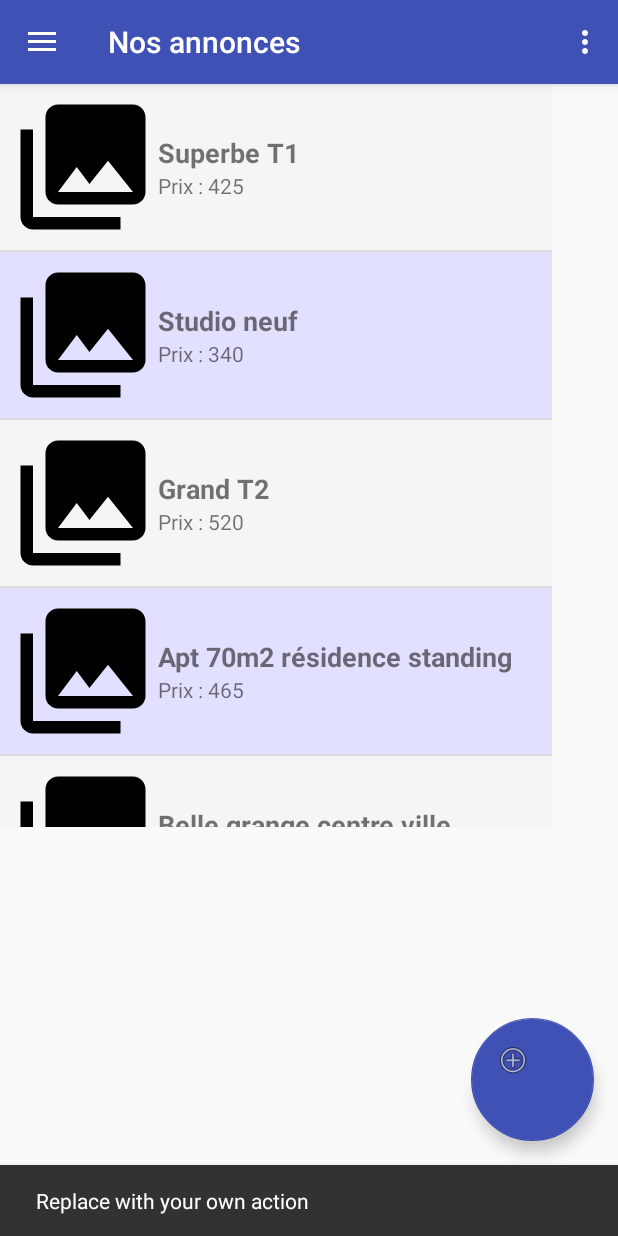
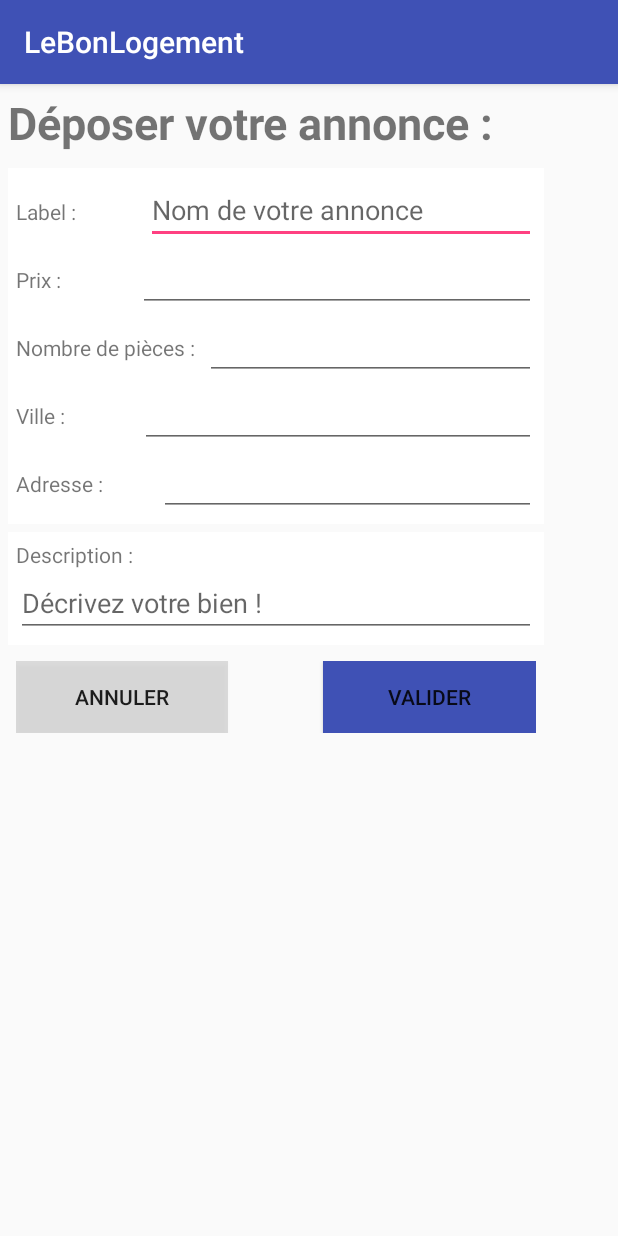
Before and after one commit to BonnefoyC/Projet_if26_android, an Android app: the screen it shows after launch (MainActivity before the commit, DeposerLogement after it), after a tap on an icon or button, on a phone screen of 412 x 824 dp. Run offline under Robolectric (Android 15) with nearby library versions, the phone set to English and light mode, and no system bars.

Commit message:
Déposer Logement.

```diff
--- a/app/src/main/AndroidManifest.xml
+++ b/app/src/main/AndroidManifest.xml
@@ -44,7 +44,8 @@
         <activity
             android:name=".MapsActivity"
             android:label="@string/title_activity_maps" />
-        <activity android:name=".Contact"></activity>
+        <activity android:name=".Contact" />
+        <activity android:name=".DeposerLogement"></activity>
     </application>
 
 </manifest>
--- /dev/null
+++ b/app/src/main/java/fr/clbonnefoy1/projet_if26_android/DeposerLogement.java
@@ -0,0 +1,86 @@
+package fr.clbonnefoy1.projet_if26_android;
+
+import android.content.Context;
+import android.content.Intent;
+import android.graphics.Bitmap;
+import android.support.v7.app.AppCompatActivity;
+import android.os.Bundle;
+import android.view.View;
+import android.widget.Button;
+import android.widget.EditText;
+
+public class DeposerLogement extends AppCompatActivity {
+
+    private Context mContext;
+
+    private EditText et_label;
+    private EditText et_prix;
+    private EditText et_nb_pieces;
+    private EditText et_ville;
+    private EditText et_adresse;
+    private EditText et_description;
+
+    private Button bt_annuler;
+    private Button bt_valider;
+
+    @Override
+    protected void onCreate(Bundle savedInstanceState) {
+        super.onCreate(savedInstanceState);
+        setContentView(R.layout.activity_deposer_logement);
+
+        mContext = this;
+
+        et_label = (EditText)findViewById(R.id.et_label);
+        et_prix = (EditText)findViewById(R.id.et_prix);
+        et_nb_pieces = (EditText)findViewById(R.id.et_nb_pieces);
+        et_ville = (EditText) findViewById(R.id.et_ville);
+        et_adresse = (EditText)findViewById(R.id.et_adresse);
+        et_description = (EditText)findViewById(R.id.et_description);
+
+        bt_annuler = (Button)findViewById(R.id.bt_annuler);
+        bt_annuler.setOnClickListener(new View.OnClickListener() {
+            @Override
+            public void onClick(View v) {
+
+                Intent intent = new Intent(mContext, MainActivity.class);
+                startActivity(intent);
+
+            }
+        });
+        bt_valider = (Button)findViewById(R.id.bt_valider);
+        bt_valider.setOnClickListener(new View.OnClickListener() {
+            @Override
+            public void onClick(View v) {
+                ModulePersistance mp = new ModulePersistance(mContext);
+
+                String label = et_label.getText().toString();
+                String description = et_description.getText().toString();
+                int prix = Integer.parseInt(et_prix.getText().toString());
+                int nb_pieces = Integer.parseInt(et_nb_pieces.getText().toString());
+                String adresse = et_adresse.getText().toString();
+                String ville = et_ville.getText().toString();
+                double lat = 2.253656;
+                double lng = 2.265356;
+                String image_uri = "";
+                String id_proprio = "1";
+
+
+                Logement l = new Logement(
+                        label,
+                        description,
+                        prix,
+                        nb_pieces,
+                        ville,
+                        adresse,
+                        lat,
+                        lng,
+                        image_uri,
+                        id_proprio
+                );
+
+                mp.addLogement(l);
+
+            }
+        });
+    }
+}
--- a/app/src/main/java/fr/clbonnefoy1/projet_if26_android/MainActivity.java
+++ b/app/src/main/java/fr/clbonnefoy1/projet_if26_android/MainActivity.java
@@ -47,9 +47,8 @@ public class MainActivity extends AppCompatActivity
         fab.setOnClickListener(new View.OnClickListener() {
             @Override
             public void onClick(View view) {
-                Snackbar.make(view, "Replace with your own action", Snackbar.LENGTH_LONG)
-                        .setAction("Action", null).show();
-                //TODO Nouvelle fenètre pour déposer une annonce.
+                Intent intent = new Intent(mContext, DeposerLogement.class);
+                startActivity(intent);
             }
         });
 
--- /dev/null
+++ b/app/src/main/res/layout/activity_deposer_logement.xml
@@ -0,0 +1,208 @@
+<?xml version="1.0" encoding="utf-8"?>
+<android.support.constraint.ConstraintLayout xmlns:android="http://schemas.android.com/apk/res/android"
+    xmlns:app="http://schemas.android.com/apk/res-auto"
+    xmlns:tools="http://schemas.android.com/tools"
+    android:layout_width="match_parent"
+    android:layout_height="match_parent"
+    tools:context="fr.clbonnefoy1.projet_if26_android.DeposerLogement">
+
+    <LinearLayout
+        android:layout_width="368dp"
+        android:layout_height="495dp"
+        android:orientation="vertical"
+        android:padding="5dp"
+        tools:layout_editor_absoluteX="8dp"
+        tools:layout_editor_absoluteY="8dp">
+
+        <TextView
+            android:id="@+id/textView2"
+            android:layout_width="match_parent"
+            android:layout_height="wrap_content"
+            android:text="Déposer votre annonce :"
+            android:textSize="30sp"
+            android:textStyle="bold" />
+
+        <Space
+            android:layout_width="match_parent"
+            android:layout_height="10dp" />
+
+        <LinearLayout
+            android:layout_width="match_parent"
+            android:layout_height="wrap_content"
+            android:background="@color/common_google_signin_btn_text_dark_default"
+            android:orientation="vertical"
+            android:padding="5dp">
+
+            <LinearLayout
+                android:layout_width="match_parent"
+                android:layout_height="wrap_content"
+                android:orientation="horizontal">
+
+                <TextView
+                    android:layout_width="wrap_content"
+                    android:layout_height="wrap_content"
+                    android:layout_weight="1"
+                    android:text="Label :" />
+
+                <EditText
+                    android:id="@+id/et_label"
+                    android:layout_width="wrap_content"
+                    android:layout_height="wrap_content"
+                    android:layout_weight="1"
+                    android:ems="10"
+                    android:hint="Nom de votre annonce"
+                    android:inputType="textShortMessage" />
+
+            </LinearLayout>
+
+            <LinearLayout
+                android:layout_width="match_parent"
+                android:layout_height="wrap_content"
+                android:orientation="horizontal">
+
+                <TextView
+                    android:id="@+id/textView8"
+                    android:layout_width="wrap_content"
+                    android:layout_height="wrap_content"
+                    android:layout_weight="1"
+                    android:text="Prix :" />
+
+                <EditText
+                    android:id="@+id/et_prix"
+                    android:layout_width="wrap_content"
+                    android:layout_height="wrap_content"
+                    android:layout_weight="1"
+                    android:ems="10"
+                    android:inputType="number" />
+
+            </LinearLayout>
+
+            <LinearLayout
+                android:layout_width="match_parent"
+                android:layout_height="wrap_content"
+                android:orientation="horizontal">
+
+                <TextView
+                    android:id="@+id/textView9"
+                    android:layout_width="wrap_content"
+                    android:layout_height="wrap_content"
+                    android:layout_weight="1"
+                    android:text="Nombre de pièces :" />
+
+                <EditText
+                    android:id="@+id/et_nb_pieces"
+                    android:layout_width="wrap_content"
+                    android:layout_height="wrap_content"
+                    android:layout_weight="1"
+                    android:ems="10" />
+
+            </LinearLayout>
+
+            <LinearLayout
+                android:layout_width="match_parent"
+                android:layout_height="wrap_content"
+                android:orientation="horizontal">
+
+                <TextView
+                    android:id="@+id/textView10"
+                    android:layout_width="wrap_content"
+                    android:layout_height="wrap_content"
+                    android:layout_weight="1"
+                    android:text="Ville :" />
+
+                <EditText
+                    android:id="@+id/et_ville"
+                    android:layout_width="wrap_content"
+                    android:layout_height="wrap_content"
+                    android:layout_weight="1"
+                    android:ems="10" />
+
+            </LinearLayout>
+
+            <LinearLayout
+                android:layout_width="match_parent"
+                android:layout_height="wrap_content"
+                android:orientation="horizontal">
+
+                <TextView
+                    android:id="@+id/textView11"
+                    android:layout_width="wrap_content"
+                    android:layout_height="wrap_content"
+                    android:layout_weight="1"
+                    android:text="Adresse :" />
+
+                <EditText
+                    android:id="@+id/et_adresse"
+                    android:layout_width="wrap_content"
+                    android:layout_height="wrap_content"
+                    android:layout_weight="1"
+                    android:ems="10" />
+
+            </LinearLayout>
+
+        </LinearLayout>
+
+        <Space
+            android:layout_width="match_parent"
+            android:layout_height="5dp" />
+
+        <LinearLayout
+            android:layout_width="match_parent"
+            android:layout_height="wrap_content"
+            android:background="@color/common_google_signin_btn_text_dark_default"
+            android:orientation="vertical"
+            android:padding="5dp"
+            android:weightSum="1">
+
+            <TextView
+                android:id="@+id/textView12"
+                android:layout_width="match_parent"
+                android:layout_height="wrap_content"
+                android:text="Description :" />
+
+            <EditText
+                android:id="@+id/et_description"
+                android:layout_width="match_parent"
+                android:layout_height="wrap_content"
+                android:ems="10"
+                android:hint="Décrivez votre bien !"
+                android:inputType="textMultiLine"
+                android:layout_weight="12.85" />
+
+        </LinearLayout>
+
+        <Space
+            android:layout_width="match_parent"
+            android:layout_height="5dp" />
+
+        <LinearLayout
+            android:layout_width="match_parent"
+            android:layout_height="wrap_content"
+            android:orientation="horizontal"
+            android:padding="5dp">
+
+            <Button
+                android:id="@+id/bt_annuler"
+                android:layout_width="wrap_content"
+                android:layout_height="wrap_content"
+                android:layout_weight="1"
+                android:background="@color/common_google_signin_btn_text_dark_disabled"
+                android:elevation="0dp"
+                android:text="Annuler" />
+
+            <Space
+                android:layout_width="10dp"
+                android:layout_height="10dp"
+                android:layout_weight="1" />
+
+            <Button
+                android:id="@+id/bt_valider"
+                android:layout_width="wrap_content"
+                android:layout_height="wrap_content"
+                android:layout_weight="1"
+                android:background="@color/colorPrimary"
+                android:text="Valider" />
+        </LinearLayout>
+
+    </LinearLayout>
+</android.support.constraint.ConstraintLayout>
```
Also changed, not shown: app/src/main/res/layout/activity_details_logement.xml (line endings or trailing spaces).
